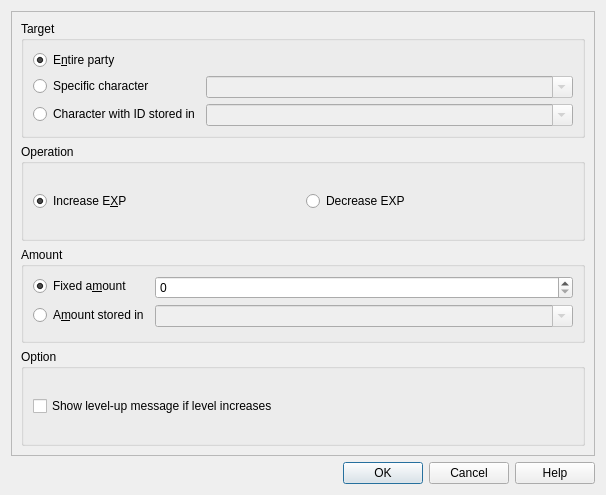
This is src/ui/commands/change_experience_widget.ui in EasyRPG/Editor as Qt 5 draws it before an edit. The edited form follows.
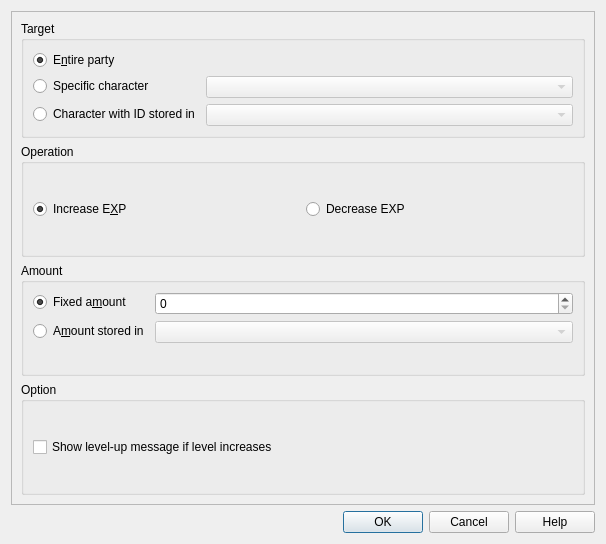
This is the edited form. Custom widgets are drawn as their Qt base class.

The edit to the form file:
```diff
--- a/src/ui/commands/change_experience_widget.ui
+++ b/src/ui/commands/change_experience_widget.ui
@@ -7,7 +7,7 @@
     <x>0</x>
     <y>0</y>
     <width>606</width>
-    <height>495</height>
+    <height>544</height>
    </rect>
   </property>
   <property name="windowTitle">
@@ -34,9 +34,6 @@
            <property name="enabled">
             <bool>false</bool>
            </property>
-           <property name="editable">
-            <bool>true</bool>
-           </property>
           </widget>
          </item>
          <item row="2" column="1">
@@ -44,9 +41,6 @@
            <property name="enabled">
             <bool>false</bool>
            </property>
-           <property name="editable">
-            <bool>true</bool>
-           </property>
           </widget>
          </item>
          <item row="2" column="0">
@@ -120,9 +114,6 @@
            <property name="enabled">
             <bool>false</bool>
            </property>
-           <property name="editable">
-            <bool>true</bool>
-           </property>
           </widget>
          </item>
          <item row="0" column="0">
```
